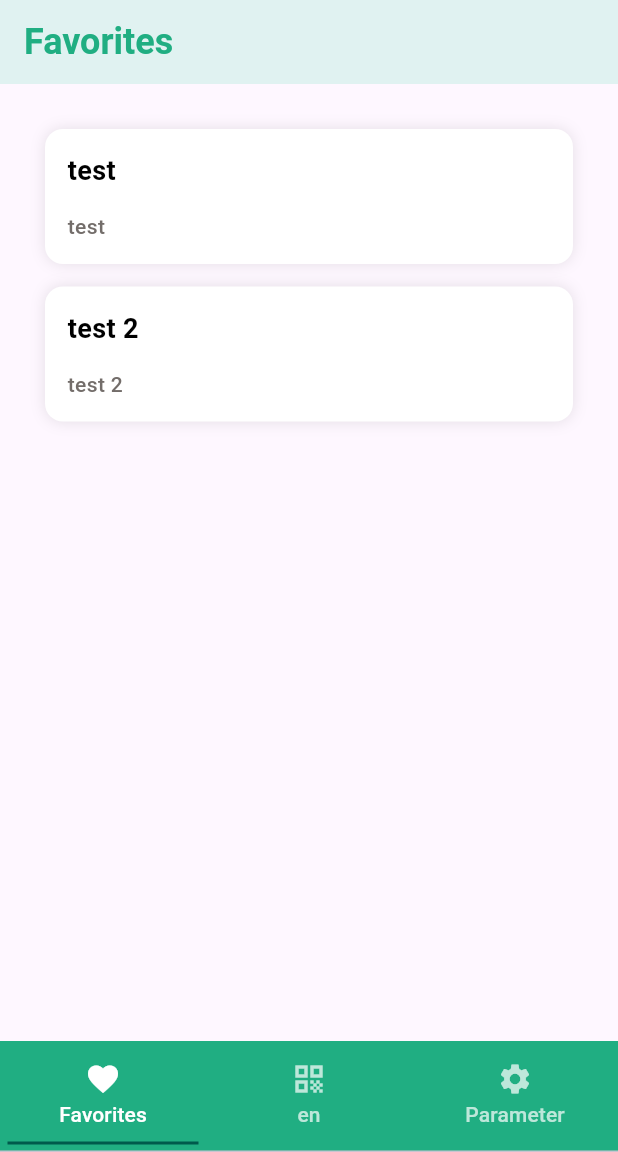
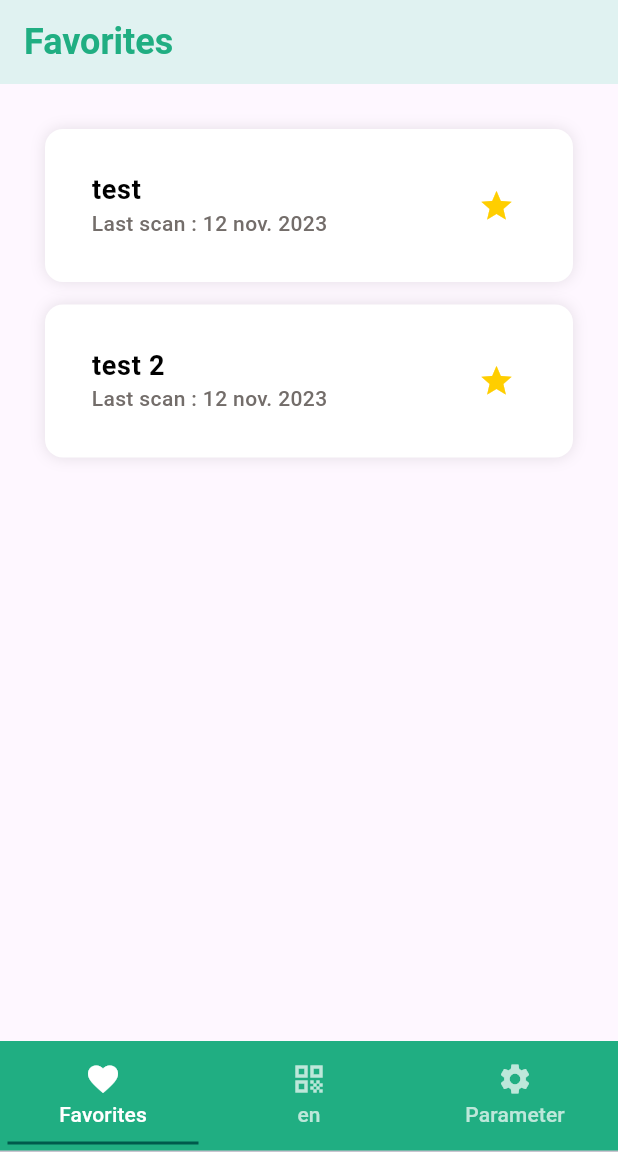
Before and after one commit to MA-AdMoApp-EthiScan/frontend, a Flutter app: the screen it shows after launch, on a phone screen of 412 x 824 dp, the part 84-1236 px from its top. Run offline on Flutter 3.47's test engine with Material 3 defaults, Android fonts, the phone set to English and light mode, and no system bars; our stand-ins replace auto_size_text, bloc, flutter_bloc, flutter_dotenv, flutter_i18n, flutter_svg and 5 more; Roboto replaces fonts that are missing (Montserrat).

Commit message:
Make favorite card prettier

```diff
--- a/assets/locales/en.yaml
+++ b/assets/locales/en.yaml
@@ -17,6 +17,7 @@ favorite:
   remove: 'Remove from Favorites'
   added: 'Added to Favorites'
   removed: 'Removed from Favorites'
+  last_scan: 'Last scan : '
 
 favorites:
   title: 'Favorites'
--- a/lib/presentation/favorites/favorites.dart
+++ b/lib/presentation/favorites/favorites.dart
@@ -102,7 +102,7 @@ class _FavoritesPage extends State<FavoritesPage> {
       favorites = favorites.isEmpty ? ["test", "test 2"] : favorites;
       List<Widget> widgets = [];
       List<Widget> f = favorites
-          .map((favorite) => FavoriteCard(favorite: favorite))
+          .map((favorite) => FavoriteCard(favorite: favorite, date: "12 nov. 2023")) // todo : use values from backend
           .toList();
       for (int i = 0; i < f.length; i++) {
         widgets.add(const SizedBox(height: 15));
--- a/lib/presentation/favorites/widgets/favorites_card.dart
+++ b/lib/presentation/favorites/widgets/favorites_card.dart
@@ -4,14 +4,16 @@ import 'package:ethiscan/presentation/core/custom_texts.dart';
 import 'package:ethiscan/presentation/favorites/favorite.dart';
 import 'package:ethiscan/presentation/widget_core/my_card.dart';
 import 'package:ethiscan/utils/i18n_utils.dart';
+import 'package:ethiscan/utils/ui_colors.dart';
 import 'package:flutter/material.dart';
 import 'package:flutter_bloc/flutter_bloc.dart';
 
 class FavoriteCard extends MyCard {
   final String? favorite;
+  final String? date;
   final bool error;
 
-  const FavoriteCard({super.key, this.favorite, this.error = false})
+  const FavoriteCard({super.key, this.favorite, this.date, this.error = false})
       : super(
           showChildWhileLoading: true,
           disableNavigation: favorite == null || error,
@@ -23,35 +25,19 @@ class FavoriteCard extends MyCard {
       return CustomH2(I18nUtils.translate(context, "app.data.error.title"));
     }
 
-    return CustomH2(favorite != null
-        ? favorite!
-        : I18nUtils.translate(context, 'app.data.empty'));
+    return ListTile(
+      trailing: const Icon(Icons.star, color: UIColors.lightAccentColor),
+      title: CustomH2(favorite!),
+      subtitle: CustomText(I18nUtils.translate(context, "favorite.last_scan") + (date ?? "")),
+    );
   }
 
   @override
   Widget? child(BuildContext context) {
-    if (error) {
-      return Row(
-        crossAxisAlignment: CrossAxisAlignment.start,
-        children: [
-          Expanded(
-            child: CustomText(
-              I18nUtils.translate(context, "app.data.error.message"),
-            ),
-          ),
-          SecondaryIconButton(
-            icon: Icons.refresh,
-            onTap: () => BlocProvider.of<FavoritesBloc>(context)
-                .add(const FavoritesEvent.load()),
-          ),
-        ],
-      );
-    }
-
-    return CustomText(favorite!);
+    return null;
   }
 
   @override
   Widget page() => FavoritePage(
-      favoriteName: favorite); // TODO change to unique favorite page
+      favoriteName: favorite);
 }
```
